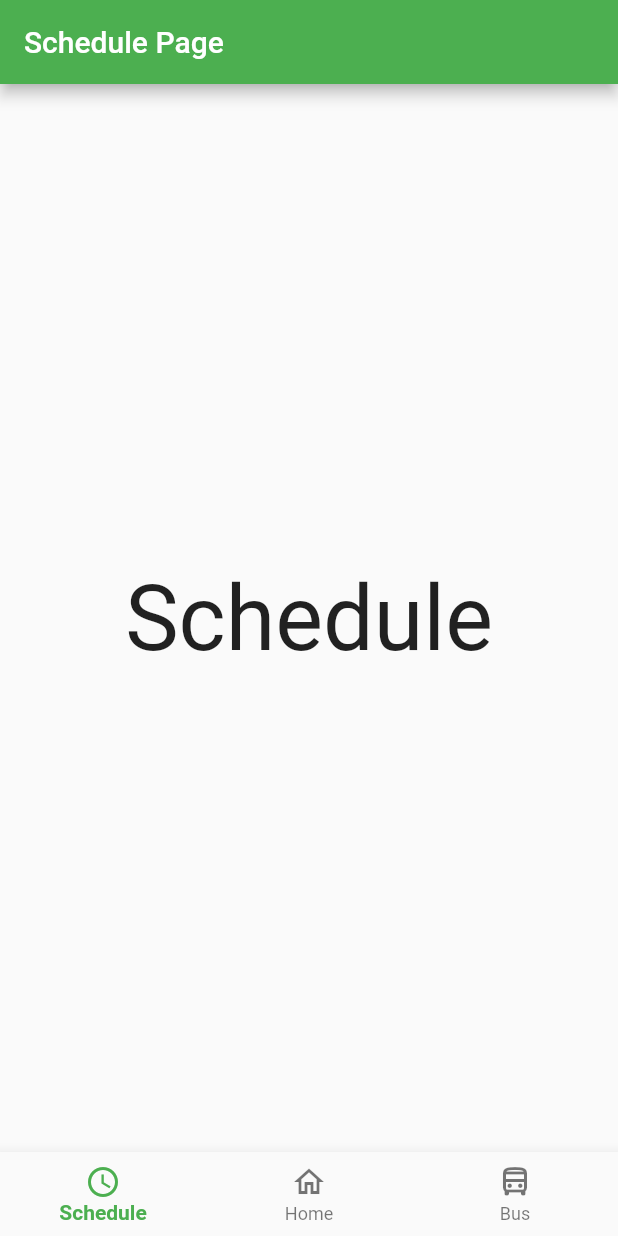
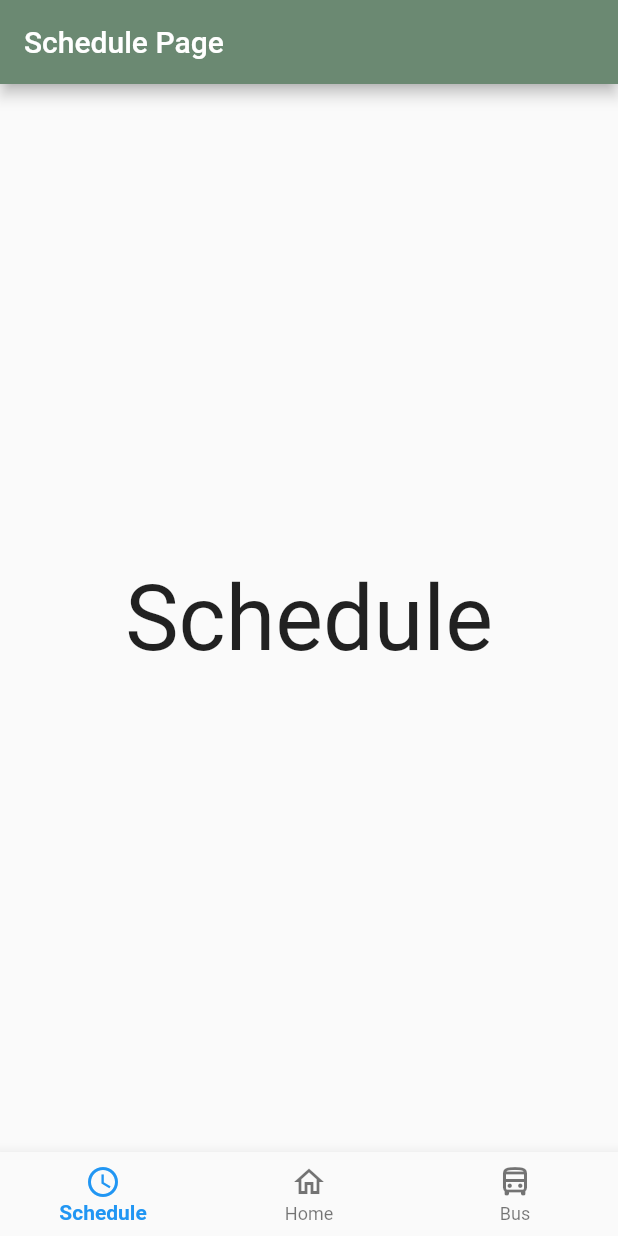
Before and after one commit to kelsieee/GoogleIgnite, a Flutter app: the screen it shows after launch, on a phone screen of 412 x 824 dp. Run offline on Flutter 3.47's test engine with Material 2 defaults, Android fonts, the phone set to English and light mode, and no system bars.

Commit message:
Made the colors and font nice

```diff
--- a/shuttleapp/lib/main.dart
+++ b/shuttleapp/lib/main.dart
@@ -18,14 +18,11 @@ class MyApp extends StatelessWidget {
 
   @override
   Widget build(BuildContext context) {
-    return MaterialApp(
+    return const MaterialApp(
         // Remove debug banner
         debugShowCheckedModeBanner: false,
         title: 'EasyGo',
-        theme: ThemeData(
-          primarySwatch: Colors.green,
-        ),
-        home: const MainPage());
+        home: MainPage());
   }
 }
 
@@ -57,6 +54,7 @@ class _MainPageState extends State<MainPage> {
   @override
   Widget build(BuildContext context) {
     return Scaffold(
+      backgroundColor: Color(0xFF6B8972),
       body: screens[_selectedIndex],
       bottomNavigationBar: BottomNavigationBar(
         mouseCursor: SystemMouseCursors.grab,
--- a/shuttleapp/lib/pages/schedulepage.dart
+++ b/shuttleapp/lib/pages/schedulepage.dart
@@ -7,10 +7,10 @@ class SchedulePage extends StatelessWidget {
   Widget build(BuildContext context) {
     return Scaffold(
       appBar: AppBar(
-          title: const Text('Schedule Page')
-      ),
-
-      body: const Center(child: Text('Schedule', style: TextStyle(fontSize: 60))),
+          backgroundColor: Color(0xFF6B8972),
+          title: const Text('Schedule Page')),
+      body:
+          const Center(child: Text('Schedule', style: TextStyle(fontSize: 60))),
     );
   }
 }
--- a/shuttleapp/lib/widget/routeDetails.dart
+++ b/shuttleapp/lib/widget/routeDetails.dart
@@ -15,10 +15,10 @@ class RouteDetails extends StatelessWidget {
             height: 30,
             width: 500,
             alignment: Alignment.topLeft,
-            color: const Color.fromRGBO(227, 244, 244, 1),
+            color: const Color(0xFF6B8972),
             child: const BackButton()),
         Container(
-          color: const Color.fromRGBO(227, 244, 244, 1),
+          color: const Color(0xFF6B8972),
           width: MediaQuery.of(context).size.width,
           height: 190,
           padding: const EdgeInsets.fromLTRB(35.0, 0.0, 35.0, 20.0),
```
Also changed, not shown: shuttleapp/lib/pages/homepage.dart (+12 -2 lines), shuttleapp/lib/pages/stop_list_page.dart (+18 -16 lines).
